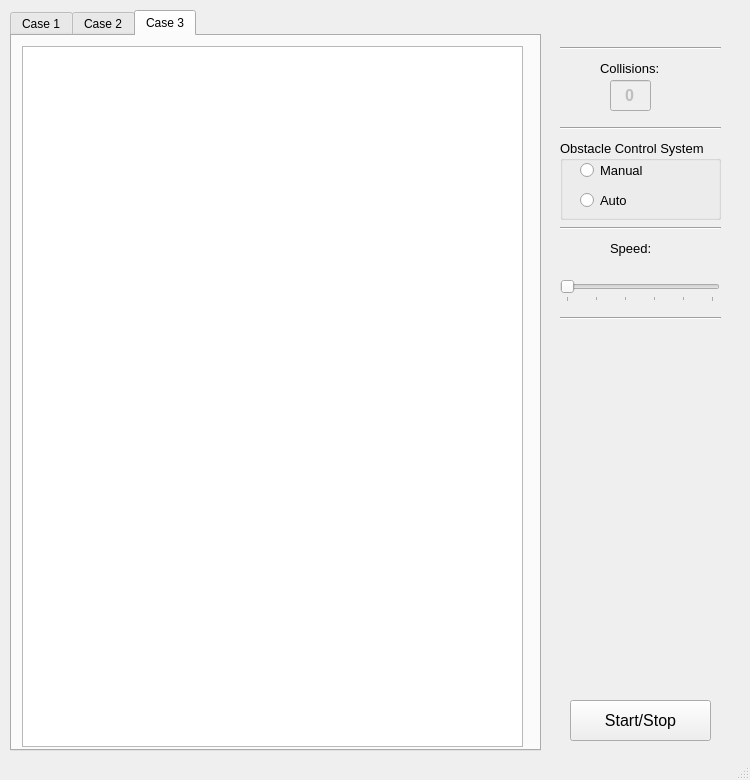
Before: the Qt Designer form mainwindow.ui in VladimirBartels/VRM-Simulator, drawn with Qt 5.
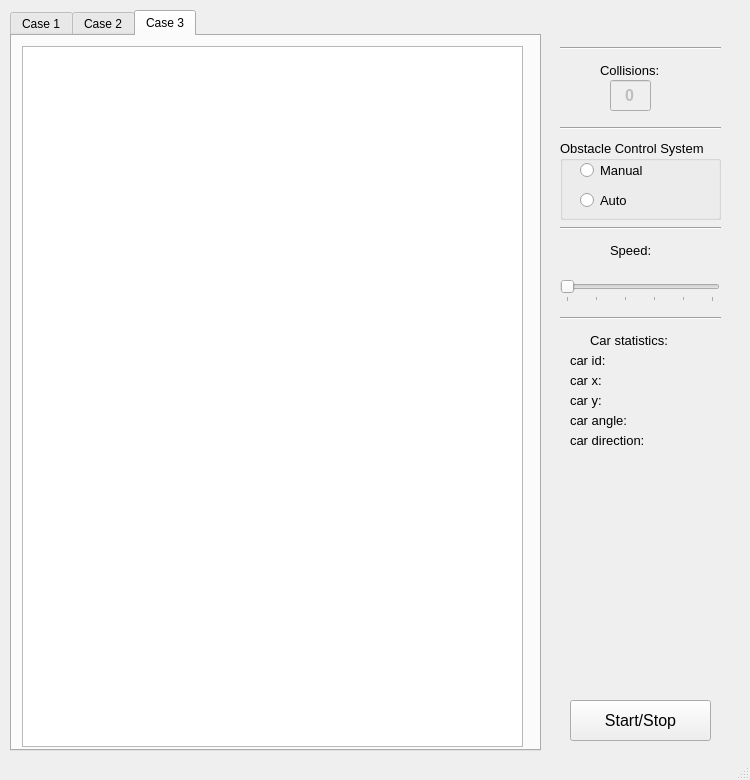
After: the same form once the commit is applied.

Commit message:
Car statistic
added car statistic
started: feature Car Avoidance System

Patch:
```diff
--- a/mainwindow.ui
+++ b/mainwindow.ui
@@ -76,7 +76,7 @@
       <x>600</x>
       <y>60</y>
       <width>58</width>
-      <height>16</height>
+      <height>21</height>
      </rect>
     </property>
     <property name="font">
@@ -268,7 +268,7 @@
       <x>610</x>
       <y>240</y>
       <width>51</width>
-      <height>16</height>
+      <height>21</height>
      </rect>
     </property>
     <property name="font">
@@ -294,6 +294,281 @@
      <enum>Qt::Horizontal</enum>
     </property>
    </widget>
+   <widget class="QLabel" name="label_car_statistic">
+    <property name="geometry">
+     <rect>
+      <x>590</x>
+      <y>330</y>
+      <width>91</width>
+      <height>21</height>
+     </rect>
+    </property>
+    <property name="minimumSize">
+     <size>
+      <width>71</width>
+      <height>16</height>
+     </size>
+    </property>
+    <property name="font">
+     <font>
+      <family>Arial</family>
+      <pointsize>10</pointsize>
+     </font>
+    </property>
+    <property name="text">
+     <string>Car statistics:</string>
+    </property>
+   </widget>
+   <widget class="QLabel" name="label_carId">
+    <property name="geometry">
+     <rect>
+      <x>570</x>
+      <y>350</y>
+      <width>41</width>
+      <height>21</height>
+     </rect>
+    </property>
+    <property name="minimumSize">
+     <size>
+      <width>0</width>
+      <height>0</height>
+     </size>
+    </property>
+    <property name="font">
+     <font>
+      <family>Arial</family>
+      <pointsize>10</pointsize>
+     </font>
+    </property>
+    <property name="text">
+     <string>car id:</string>
+    </property>
+   </widget>
+   <widget class="QLabel" name="label_carX">
+    <property name="geometry">
+     <rect>
+      <x>570</x>
+      <y>370</y>
+      <width>41</width>
+      <height>21</height>
+     </rect>
+    </property>
+    <property name="minimumSize">
+     <size>
+      <width>0</width>
+      <height>0</height>
+     </size>
+    </property>
+    <property name="font">
+     <font>
+      <family>Arial</family>
+      <pointsize>10</pointsize>
+     </font>
+    </property>
+    <property name="text">
+     <string>car x:</string>
+    </property>
+   </widget>
+   <widget class="QLabel" name="label_carY">
+    <property name="geometry">
+     <rect>
+      <x>570</x>
+      <y>390</y>
+      <width>41</width>
+      <height>21</height>
+     </rect>
+    </property>
+    <property name="minimumSize">
+     <size>
+      <width>0</width>
+      <height>0</height>
+     </size>
+    </property>
+    <property name="font">
+     <font>
+      <family>Arial</family>
+      <pointsize>10</pointsize>
+     </font>
+    </property>
+    <property name="text">
+     <string>car y:</string>
+    </property>
+   </widget>
+   <widget class="QLabel" name="label_carAngle">
+    <property name="geometry">
+     <rect>
+      <x>570</x>
+      <y>410</y>
+      <width>61</width>
+      <height>21</height>
+     </rect>
+    </property>
+    <property name="minimumSize">
+     <size>
+      <width>0</width>
+      <height>0</height>
+     </size>
+    </property>
+    <property name="font">
+     <font>
+      <family>Arial</family>
+      <pointsize>10</pointsize>
+     </font>
+    </property>
+    <property name="text">
+     <string>car angle:</string>
+    </property>
+   </widget>
+   <widget class="QLabel" name="label_carId_value">
+    <property name="geometry">
+     <rect>
+      <x>660</x>
+      <y>350</y>
+      <width>41</width>
+      <height>21</height>
+     </rect>
+    </property>
+    <property name="minimumSize">
+     <size>
+      <width>0</width>
+      <height>0</height>
+     </size>
+    </property>
+    <property name="font">
+     <font>
+      <family>Arial</family>
+      <pointsize>10</pointsize>
+     </font>
+    </property>
+    <property name="text">
+     <string/>
+    </property>
+   </widget>
+   <widget class="QLabel" name="label_carX_value">
+    <property name="geometry">
+     <rect>
+      <x>660</x>
+      <y>370</y>
+      <width>41</width>
+      <height>21</height>
+     </rect>
+    </property>
+    <property name="minimumSize">
+     <size>
+      <width>0</width>
+      <height>0</height>
+     </size>
+    </property>
+    <property name="font">
+     <font>
+      <family>Arial</family>
+      <pointsize>10</pointsize>
+     </font>
+    </property>
+    <property name="text">
+     <string/>
+    </property>
+   </widget>
+   <widget class="QLabel" name="label_carY_value">
+    <property name="geometry">
+     <rect>
+      <x>660</x>
+      <y>390</y>
+      <width>41</width>
+      <height>21</height>
+     </rect>
+    </property>
+    <property name="minimumSize">
+     <size>
+      <width>0</width>
+      <height>0</height>
+     </size>
+    </property>
+    <property name="font">
+     <font>
+      <family>Arial</family>
+      <pointsize>10</pointsize>
+     </font>
+    </property>
+    <property name="text">
+     <string/>
+    </property>
+   </widget>
+   <widget class="QLabel" name="label_carAngle_value">
+    <property name="geometry">
+     <rect>
+      <x>660</x>
+      <y>410</y>
+      <width>61</width>
+      <height>21</height>
+     </rect>
+    </property>
+    <property name="minimumSize">
+     <size>
+      <width>0</width>
+      <height>0</height>
+     </size>
+    </property>
+    <property name="font">
+     <font>
+      <family>Arial</family>
+      <pointsize>10</pointsize>
+     </font>
+    </property>
+    <property name="text">
+     <string/>
+    </property>
+   </widget>
+   <widget class="QLabel" name="label_carDirection_value">
+    <property name="geometry">
+     <rect>
+      <x>660</x>
+      <y>430</y>
+      <width>61</width>
+      <height>21</height>
+     </rect>
+    </property>
+    <property name="minimumSize">
+     <size>
+      <width>0</width>
+      <height>0</height>
+     </size>
+    </property>
+    <property name="font">
+     <font>
+      <family>Arial</family>
+      <pointsize>10</pointsize>
+     </font>
+    </property>
+    <property name="text">
+     <string/>
+    </property>
+   </widget>
+   <widget class="QLabel" name="label_carDirection">
+    <property name="geometry">
+     <rect>
+      <x>570</x>
+      <y>430</y>
+      <width>81</width>
+      <height>21</height>
+     </rect>
+    </property>
+    <property name="minimumSize">
+     <size>
+      <width>0</width>
+      <height>0</height>
+     </size>
+    </property>
+    <property name="font">
+     <font>
+      <family>Arial</family>
+      <pointsize>10</pointsize>
+     </font>
+    </property>
+    <property name="text">
+     <string>car direction:</string>
+    </property>
+   </widget>
   </widget>
   <widget class="QMenuBar" name="menubar">
    <property name="geometry">
```
Left out of the diff: 2 changed lines with no effect on the pictures. The commit also changes 4 other files.
